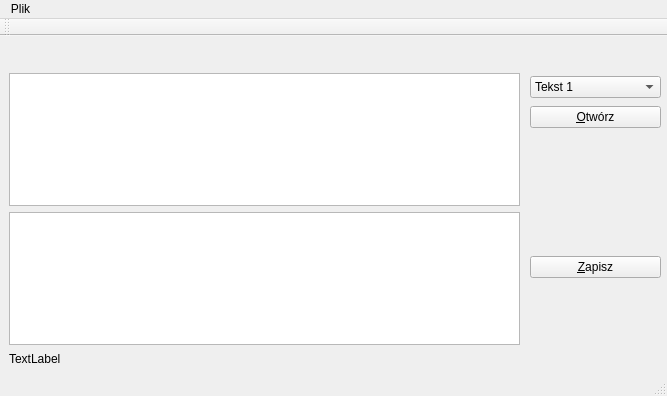
Nieminimalnofazowi/projektKlawiatura, file mainwindow.ui: the form before one commit.
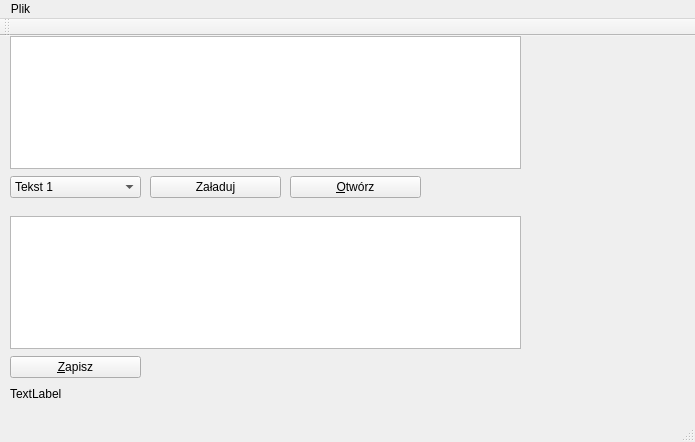
The form after the commit.

```diff
--- a/mainwindow.ui
+++ b/mainwindow.ui
@@ -6,8 +6,8 @@
    <rect>
     <x>0</x>
     <y>0</y>
-    <width>667</width>
-    <height>396</height>
+    <width>695</width>
+    <height>442</height>
    </rect>
   </property>
   <property name="windowTitle">
@@ -17,8 +17,8 @@
    <widget class="QTextEdit" name="typedTextBox">
     <property name="geometry">
      <rect>
-      <x>9</x>
-      <y>176</y>
+      <x>10</x>
+      <y>180</y>
       <width>511</width>
       <height>133</height>
      </rect>
@@ -27,8 +27,8 @@
    <widget class="QPushButton" name="saveButton">
     <property name="geometry">
      <rect>
-      <x>530</x>
-      <y>220</y>
+      <x>10</x>
+      <y>320</y>
       <width>131</width>
       <height>22</height>
      </rect>
@@ -40,9 +40,9 @@
    <widget class="QLabel" name="charPerMinute">
     <property name="geometry">
      <rect>
-      <x>9</x>
-      <y>315</y>
-      <width>91</width>
+      <x>10</x>
+      <y>350</y>
+      <width>311</width>
       <height>16</height>
      </rect>
     </property>
@@ -56,8 +56,8 @@
     </property>
     <property name="geometry">
      <rect>
-      <x>9</x>
-      <y>37</y>
+      <x>10</x>
+      <y>0</y>
       <width>511</width>
       <height>133</height>
      </rect>
@@ -75,8 +75,8 @@
    <widget class="QPushButton" name="openFileButton">
     <property name="geometry">
      <rect>
-      <x>530</x>
-      <y>70</y>
+      <x>290</x>
+      <y>140</y>
       <width>131</width>
       <height>22</height>
      </rect>
@@ -88,8 +88,8 @@
    <widget class="QComboBox" name="comboBox">
     <property name="geometry">
      <rect>
-      <x>530</x>
-      <y>40</y>
+      <x>10</x>
+      <y>140</y>
       <width>131</width>
       <height>22</height>
      </rect>
@@ -125,13 +125,26 @@
      </property>
     </item>
    </widget>
+   <widget class="QPushButton" name="loadButton">
+    <property name="geometry">
+     <rect>
+      <x>150</x>
+      <y>140</y>
+      <width>131</width>
+      <height>22</height>
+     </rect>
+    </property>
+    <property name="text">
+     <string>Załaduj</string>
+    </property>
+   </widget>
   </widget>
   <widget class="QMenuBar" name="menuBar">
    <property name="geometry">
     <rect>
      <x>0</x>
      <y>0</y>
-     <width>667</width>
+     <width>695</width>
      <height>19</height>
     </rect>
    </property>
```
Left out of the diff: 2 changed lines with no effect on the pictures.
